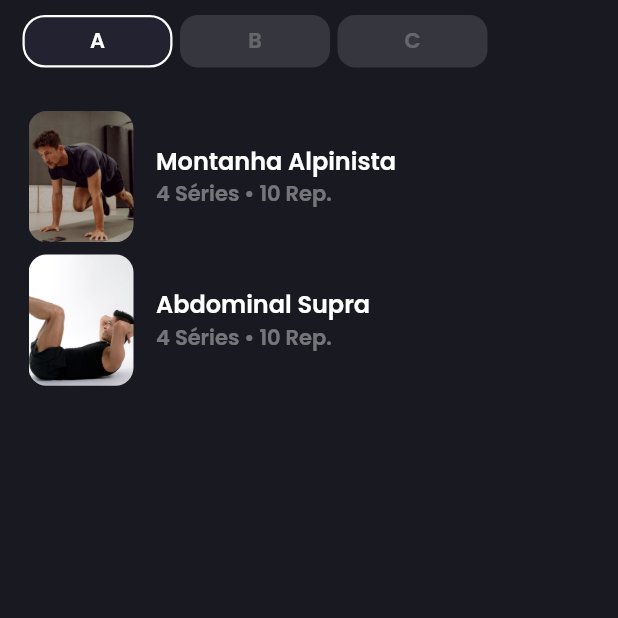
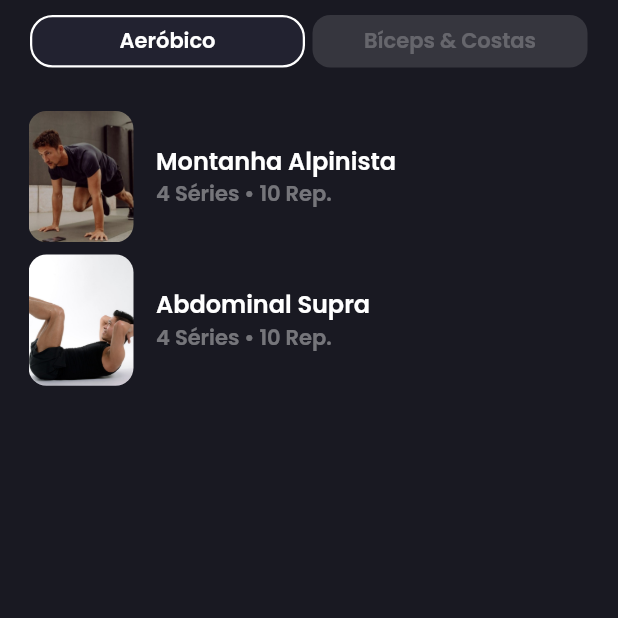
Before and after one commit to brunodeev/gym_app, a Flutter app: the WorkoutPage screen opened directly, on a phone screen of 412 x 824 dp, the top half of it. Run offline on Flutter 3.47's test engine with Material 2 defaults, Android fonts, the phone set to English and light mode, and no system bars.

Commit message:
finalizando primeira parte das telas

```diff
--- a/lib/data/dummy_data.dart
+++ b/lib/data/dummy_data.dart
@@ -1,7 +1,7 @@
 // ignore_for_file: camel_case_types
 
 class DUMMY_DATA {
-  final List<String> type = ['A', 'B', 'C'];
+  final List<String> type = ['Aeróbico', 'Bíceps & Costas'];
   final List<Map<String, dynamic>> a = [
     {
       'type': 'A',
--- a/lib/views/workout_page.dart
+++ b/lib/views/workout_page.dart
@@ -22,7 +22,8 @@ class _WorkoutPageState extends State<WorkoutPage> {
         crossAxisAlignment: CrossAxisAlignment.start,
         children: [
           Padding(
-            padding: const EdgeInsets.only(top: 10, bottom: 25),
+            padding:
+                const EdgeInsets.only(left: 15, top: 10, right: 15, bottom: 25),
             child: SizedBox(
               height: 35,
               child: ListView.builder(
@@ -38,10 +39,10 @@ class _WorkoutPageState extends State<WorkoutPage> {
                       },
                       child: AnimatedContainer(
                         duration: const Duration(milliseconds: 100),
-                        margin: index == 0
-                            ? const EdgeInsets.only(left: 15)
-                            : const EdgeInsets.only(left: 5),
-                        width: 100,
+                        margin: const EdgeInsets.only(left: 5),
+                        width: MediaQuery.of(context).size.width /
+                            data.type.length *
+                            0.89,
                         decoration: BoxDecoration(
                           color: current == index
                               ? kSecondaryColor
```
Also changed, not shown: lib/views/home_page.dart (+27 -2 lines).
